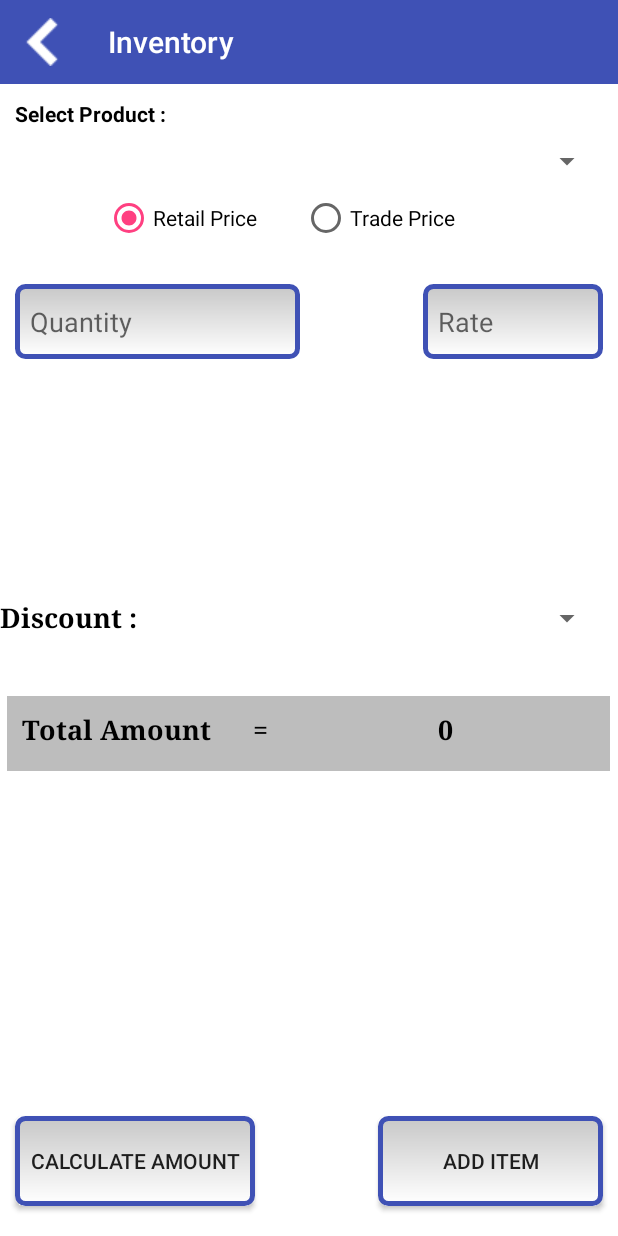
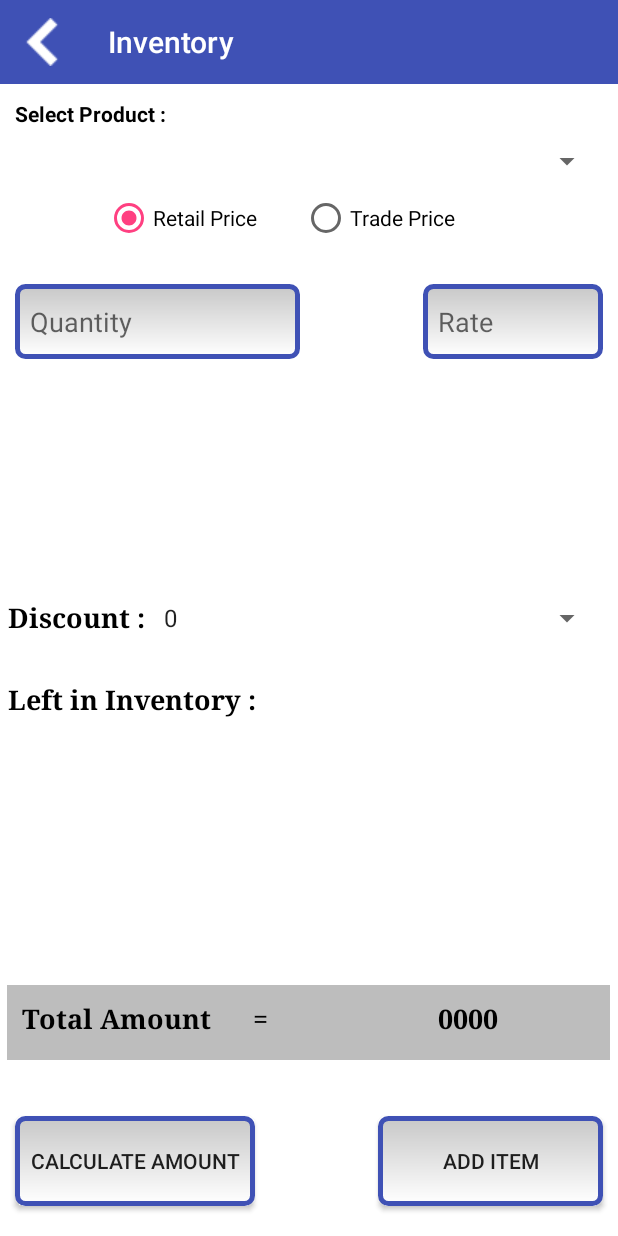
Before and after one commit to hamzabintariq123/Inventory, an Android app: the Add_Products screen opened directly, with no data from a screen before it, after a tap on "CALCULATE AMOUNT", on a phone screen of 412 x 824 dp. Run offline under Robolectric (Android 15) with nearby library versions, the phone set to English and light mode, and no system bars; our stand-ins replace Volley; network calls fail.

Commit message:
comit by hamza

```diff
--- a/app/src/main/java/com/hamza/inventory/Activities/Add_Products.java
+++ b/app/src/main/java/com/hamza/inventory/Activities/Add_Products.java
@@ -2,7 +2,9 @@ package com.hamza.inventory.Activities;
 
 import android.app.ProgressDialog;
 import android.content.Intent;
+import android.database.Cursor;
 import android.database.sqlite.SQLiteDatabase;
+import android.support.v7.app.AlertDialog;
 import android.support.v7.app.AppCompatActivity;
 import android.os.Bundle;
 import android.support.v7.widget.Toolbar;
@@ -50,7 +52,7 @@ public class Add_Products extends AppCompatActivity {
     Button add_item,calculate;
     String heading,price;
     EditText productQuantity,productRate;
-    TextView Total;
+    TextView Total,quantity;
     RadioGroup productsRate;
     String discount;
     String total,strbuss_id;
@@ -89,6 +91,7 @@ public class Add_Products extends AppCompatActivity {
         calculate = (Button) findViewById(R.id.calculate);
         productQuantity = (EditText) findViewById(R.id.quantity);
         productRate = (EditText) findViewById(R.id.rate);
+        quantity = (TextView) findViewById(R.id.qty);
         Total = (TextView) findViewById(R.id.total);
         discount_sppiner = (Spinner) findViewById(R.id.discount_sppiner);
 
@@ -103,6 +106,32 @@ public class Add_Products extends AppCompatActivity {
         calculate.setOnClickListener(new View.OnClickListener() {
             @Override
             public void onClick(View v) {
+
+
+
+                Cursor cus =  database.getData("Products");
+
+                if (cus.getCount() == 0)
+                {
+
+
+                    return;
+                }
+
+                StringBuffer stringBuffer = new StringBuffer();
+                while (cus.moveToNext())
+                {
+                    stringBuffer.append(cus.getString(0)+"\n");
+                    stringBuffer.append(cus.getString(1)+"\n");
+                    stringBuffer.append(cus.getString(2)+"\n");
+                    stringBuffer.append(cus.getString(3)+"\n");
+                    stringBuffer.append(cus.getString(4)+"\n\n");
+
+                }
+
+                showmessage("Product details",stringBuffer.toString());
+
+
 
 
                 int rate = Integer.parseInt(productRate.getText().toString());
@@ -158,6 +187,17 @@ public class Add_Products extends AppCompatActivity {
 
     }
 
+    public void showmessage(String title,String message)
+    {
+        AlertDialog.Builder builder = new AlertDialog.Builder(Add_Products.this);
+        builder.setTitle(title);
+        builder.setCancelable(true);
+        builder.setMessage(message);
+        builder.show();
+
+    }
+
+
     private void setSpinner() {
 
 
@@ -207,7 +247,11 @@ public class Add_Products extends AppCompatActivity {
         public void onItemSelected(AdapterView<?> parent, View view, final int pos,
                                    long id) {
 
-             strProduct = parent.getItemAtPosition(pos).toString();
+            strProduct = parent.getItemAtPosition(pos).toString();
+
+            int qty = database.getqty(strProduct);
+            quantity.setText(qty+"");
+
 
             productsRate=(RadioGroup) findViewById(R.id.radioGroup);
             price =  list.get(pos).getRetail();
@@ -267,6 +311,7 @@ public class Add_Products extends AppCompatActivity {
 
     @Override
     public boolean onOptionsItemSelected(MenuItem item) {
+        finish();
         return super.onOptionsItemSelected(item);
 
 
@@ -302,7 +347,10 @@ public class Add_Products extends AppCompatActivity {
                   if (error instanceof NoConnectionError)
                   {
 
+                       ringProgressDialog.dismiss();
                        list = database.getAllProductss();
+
+                      setSpinner();
 
                   } else if (error instanceof TimeoutError) {
 
--- a/app/src/main/java/com/hamza/inventory/Activities/Products.java
+++ b/app/src/main/java/com/hamza/inventory/Activities/Products.java
@@ -248,18 +248,18 @@ public class Products extends AppCompatActivity {
                 if (error instanceof NoConnectionError)
                 {
 
+                    ringProgressDialog.dismiss();
                     Toast.makeText(Products.this, "NO Internet Connection !! Adding to local DataBase", Toast.LENGTH_SHORT).show();
 
                     DateFormat dateFormat = new SimpleDateFormat("yyyy/MM/dd HH:mm:ss");
                     Date date = new Date();
 
-                    database.clearTable("Sales");
+                    //database.clearTable("Sales");
                     for (int k =0 ; k<arrSaleData.size();k++)
                     {
 
                         database.insertSales(Integer.valueOf(user_id),Integer.valueOf(strbuss_id),Integer.valueOf(arrSaleData.get(k).getProductRate()),date.toString(),arrSaleData.get(k).getProductName()
                                 ,Integer.valueOf(arrSaleData.get(k).getProductQuantity()),Integer.valueOf(arrSaleData.get(k).getDiscount()),Integer.valueOf(arrSaleData.get(k).getProductAmount()));
-
                     }
 
                 } else if (error instanceof TimeoutError) {
--- a/app/src/main/java/com/hamza/inventory/SQLite_DB/DataBaseHelper.java
+++ b/app/src/main/java/com/hamza/inventory/SQLite_DB/DataBaseHelper.java
@@ -19,6 +19,7 @@ public class DataBaseHelper extends SQLiteOpenHelper {
         _db.execSQL(Database.DATABASE_ACCOUNTS);
         _db.execSQL(Database.DATABASE_CUSTOMER);
 
+
     }
 
     @Override
--- a/app/src/main/res/layout/activity_add_products.xml
+++ b/app/src/main/res/layout/activity_add_products.xml
@@ -71,9 +71,9 @@
         android:textColor="#000"
         android:background="#bdbdbd"
         android:layout_marginRight="10dp"
-        android:layout_below="@+id/discount_sppiner"
+        android:layout_above="@+id/calculate"
         android:layout_centerHorizontal="true"
-        android:layout_marginTop="40dp" />
+        android:layout_marginBottom="37dp" />
 
     <TextView
         android:layout_width="wrap_content"
@@ -150,7 +150,8 @@
         android:textColor="#000000"
 
         android:layout_centerVertical="true"
-        android:layout_alignParentStart="true" />
+        android:layout_alignParentStart="true"
+        android:layout_marginLeft="5dp" />
 
     <Button
         android:layout_width="150dp"
@@ -162,5 +163,31 @@
         android:layout_alignEnd="@+id/rate"
         android:layout_marginBottom="20dp" />
 
+    <TextView
+        android:layout_width="wrap_content"
+        android:layout_height="wrap_content"
+        android:textAppearance="?android:attr/textAppearanceMedium"
+        android:text="Left in Inventory :"
+        android:id="@+id/textView12"
+        android:layout_below="@+id/textView13"
+        android:layout_alignParentStart="true"
+        android:layout_marginTop="30dp"
+        android:layout_marginLeft="5dp"
+        android:textStyle="bold"
+        android:typeface="serif"
+        android:textColor="#000000" />
+
+    <TextView
+        android:layout_width="wrap_content"
+        android:layout_height="wrap_content"
+        android:textAppearance="?android:attr/textAppearanceMedium"
+        android:text=" "
+        android:id="@+id/qty"
+        android:layout_alignBottom="@+id/textView12"
+        android:layout_toEndOf="@+id/quantity"
+        android:textColor="#000000"
+        android:textStyle="bold"
+        android:typeface="serif" />
+
 
 </RelativeLayout>
```
Also changed, not shown: app/src/main/java/com/hamza/inventory/Activities/Customers.java (+36 -21 lines), app/src/main/java/com/hamza/inventory/SQLite_DB/Database.java (+25 -13 lines).
